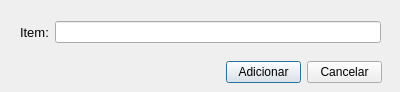
The window that Lucas-Veloso/nitemdialog.ui (LucVeloso/Qt) describes before a commit, drawn with Qt 5.
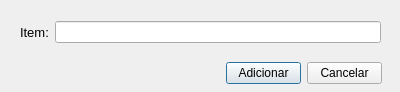
The same window after the commit.

```diff
--- a/Lucas-Veloso/nitemdialog.ui
+++ b/Lucas-Veloso/nitemdialog.ui
@@ -13,7 +13,7 @@
   <property name="windowTitle">
    <string>Dialog</string>
   </property>
-  <widget class="QWidget" name="">
+  <widget class="QWidget" name="layoutWidget">
    <property name="geometry">
     <rect>
      <x>20</x>
@@ -44,18 +44,21 @@
     </item>
    </layout>
   </widget>
-  <widget class="QWidget" name="">
+  <widget class="QWidget" name="layoutWidget">
    <property name="geometry">
     <rect>
      <x>21</x>
      <y>61</y>
      <width>361</width>
-     <height>23</height>
+     <height>25</height>
     </rect>
    </property>
    <layout class="QHBoxLayout" name="horizontalLayout_2">
     <item>
      <widget class="QLabel" name="msgErro">
+      <property name="styleSheet">
+       <string notr="true">color: rgb(255, 0, 0);</string>
+      </property>
       <property name="text">
        <string/>
       </property>
```
